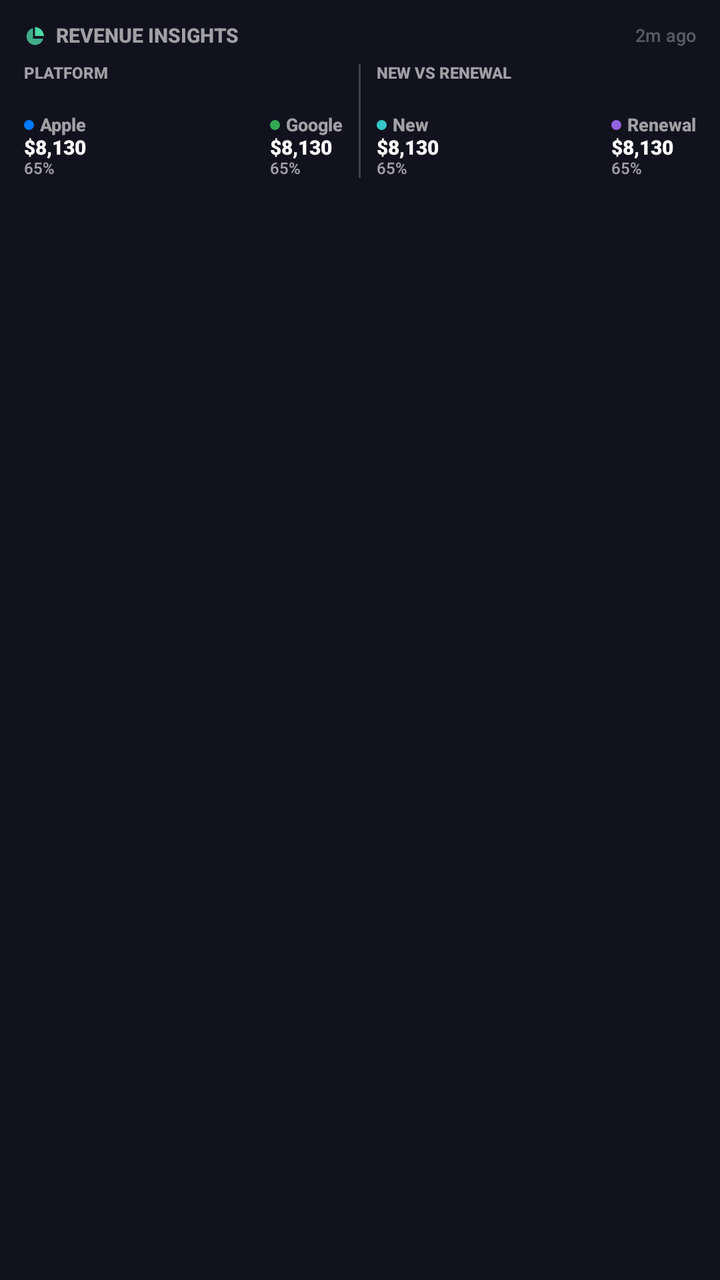
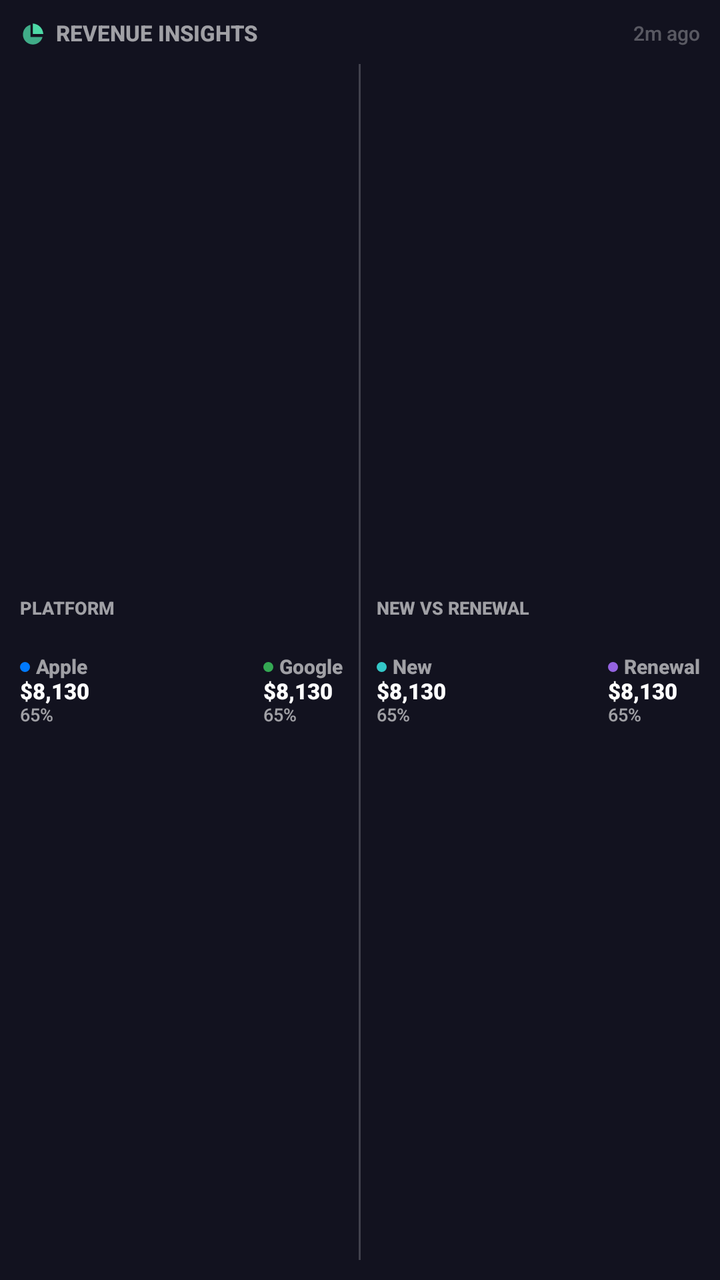

The first picture is an Android layout as it rendered before a commit; the second is the same layout after the commit. The layout source and the unified diff follow.
<!-- AndroidManifest.xml: fallback theme Theme.MaterialComponents.DayNight.NoActionBar -->
<!-- res/layout/revenue_insights_widget_medium.xml -->
<?xml version="1.0" encoding="utf-8"?>
<LinearLayout xmlns:android="http://schemas.android.com/apk/res/android"
    android:id="@+id/widgetRoot"
    android:layout_width="match_parent"
    android:layout_height="match_parent"
    android:orientation="vertical"
    android:padding="12dp"
    android:background="@color/widgetBackground">

    <LinearLayout
        android:layout_width="match_parent"
        android:layout_height="wrap_content"
        android:orientation="horizontal"
        android:gravity="center_vertical">
        <ImageView
            android:layout_width="12dp"
            android:layout_height="12dp"
            android:src="@drawable/ic_widget_chart_pie"
            android:contentDescription="@null" />
        <TextView
            android:layout_width="wrap_content"
            android:layout_height="wrap_content"
            android:text="REVENUE INSIGHTS"
            android:textSize="10sp"
            android:textStyle="bold"
            android:layout_marginStart="4dp"
            android:textColor="@color/widgetTextSecondary" android:fontFamily="sans-serif-medium" android:includeFontPadding="false" />
        <TextView android:layout_width="0dp" android:layout_height="0dp" android:layout_weight="1" />
        <TextView
            android:id="@+id/tvLastUpdated"
            android:layout_width="wrap_content"
            android:layout_height="wrap_content"
            android:text="2m ago"
            android:textSize="9sp"
            android:textColor="@color/widgetTextQuaternary" android:fontFamily="sans-serif-medium" android:includeFontPadding="false" />
    </LinearLayout>
    <LinearLayout android:layout_width="match_parent" android:layout_height="wrap_content" android:orientation="horizontal" android:layout_marginTop="8dp">
        <LinearLayout android:layout_width="0dp" android:layout_height="wrap_content" android:layout_weight="1" android:orientation="vertical">
            <TextView android:layout_width="wrap_content" android:layout_height="wrap_content" android:text="PLATFORM" android:textSize="8sp" android:textStyle="bold" android:textColor="@color/widgetTextSecondary" android:fontFamily="sans-serif-medium" android:includeFontPadding="false" />
            <ImageView android:id="@+id/imgPlatformBar" android:layout_width="match_parent" android:layout_height="8dp" android:layout_marginTop="4dp" android:scaleType="fitXY" />
            <LinearLayout android:layout_width="match_parent" android:layout_height="wrap_content" android:orientation="horizontal" android:layout_marginTop="4dp">
                <LinearLayout android:layout_width="wrap_content" android:layout_height="wrap_content" android:orientation="vertical">
                    <LinearLayout android:layout_width="wrap_content" android:layout_height="wrap_content" android:orientation="horizontal" android:gravity="center_vertical">
                        <TextView android:layout_width="5dp" android:layout_height="5dp" android:background="@drawable/bg_circle_apple" />
                        <TextView android:layout_width="wrap_content" android:layout_height="wrap_content" android:text="Apple" android:textSize="9sp" android:textStyle="bold" android:layout_marginStart="3dp" android:textColor="@color/widgetTextSecondary" android:fontFamily="sans-serif-medium" android:includeFontPadding="false" />
                    </LinearLayout>
                    <TextView android:id="@+id/tvAppleRevenue" android:layout_width="wrap_content" android:layout_height="wrap_content" android:text="$8,130" android:textSize="10sp" android:textStyle="bold" android:textColor="@color/widgetTextPrimary" android:fontFamily="sans-serif-black" android:includeFontPadding="false" />
                    <TextView android:id="@+id/tvApplePct" android:layout_width="wrap_content" android:layout_height="wrap_content" android:text="65%" android:textSize="8sp" android:textColor="@color/widgetTextSecondary" android:fontFamily="sans-serif-medium" android:includeFontPadding="false" />
                </LinearLayout>
                <TextView android:layout_width="0dp" android:layout_height="0dp" android:layout_weight="1" />
                <LinearLayout android:layout_width="wrap_content" android:layout_height="wrap_content" android:orientation="vertical">
                    <LinearLayout android:layout_width="wrap_content" android:layout_height="wrap_content" android:orientation="horizontal" android:gravity="center_vertical">
                        <TextView android:layout_width="5dp" android:layout_height="5dp" android:background="@drawable/bg_circle_google" />
                        <TextView android:layout_width="wrap_content" android:layout_height="wrap_content" android:text="Google" android:textSize="9sp" android:textStyle="bold" android:layout_marginStart="3dp" android:textColor="@color/widgetTextSecondary" android:fontFamily="sans-serif-medium" android:includeFontPadding="false" />
                    </LinearLayout>
                    <TextView android:id="@+id/tvGoogleRevenue" android:layout_width="wrap_content" android:layout_height="wrap_content" android:text="$8,130" android:textSize="10sp" android:textStyle="bold" android:textColor="@color/widgetTextPrimary" android:fontFamily="sans-serif-black" android:includeFontPadding="false" />
                    <TextView android:id="@+id/tvGooglePct" android:layout_width="wrap_content" android:layout_height="wrap_content" android:text="65%" android:textSize="8sp" android:textColor="@color/widgetTextSecondary" android:fontFamily="sans-serif-medium" android:includeFontPadding="false" />
                </LinearLayout>
            </LinearLayout>
        </LinearLayout>
        <TextView
        android:layout_width="1dp"
        android:layout_height="match_parent"
        android:background="@color/widgetDivider"
        android:layout_marginStart="8dp"
        android:layout_marginEnd="8dp" />
        <LinearLayout android:layout_width="0dp" android:layout_height="wrap_content" android:layout_weight="1" android:orientation="vertical">
            <TextView android:layout_width="wrap_content" android:layout_height="wrap_content" android:text="NEW VS RENEWAL" android:textSize="8sp" android:textStyle="bold" android:textColor="@color/widgetTextSecondary" android:fontFamily="sans-serif-medium" android:includeFontPadding="false" />
            <ImageView android:id="@+id/imgNewRenewalBar" android:layout_width="match_parent" android:layout_height="8dp" android:layout_marginTop="4dp" android:scaleType="fitXY" />
            <LinearLayout android:layout_width="match_parent" android:layout_height="wrap_content" android:orientation="horizontal" android:layout_marginTop="4dp">
                <LinearLayout android:layout_width="wrap_content" android:layout_height="wrap_content" android:orientation="vertical">
                    <LinearLayout android:layout_width="wrap_content" android:layout_height="wrap_content" android:orientation="horizontal" android:gravity="center_vertical">
                        <TextView android:layout_width="5dp" android:layout_height="5dp" android:background="@drawable/bg_circle_new" />
                        <TextView android:layout_width="wrap_content" android:layout_height="wrap_content" android:text="New" android:textSize="9sp" android:textStyle="bold" android:layout_marginStart="3dp" android:textColor="@color/widgetTextSecondary" android:fontFamily="sans-serif-medium" android:includeFontPadding="false" />
                    </LinearLayout>
                    <TextView android:id="@+id/tvNewRevenue" android:layout_width="wrap_content" android:layout_height="wrap_content" android:text="$8,130" android:textSize="10sp" android:textStyle="bold" android:textColor="@color/widgetTextPrimary" android:fontFamily="sans-serif-black" android:includeFontPadding="false" />
                    <TextView android:id="@+id/tvNewPct" android:layout_width="wrap_content" android:layout_height="wrap_content" android:text="65%" android:textSize="8sp" android:textColor="@color/widgetTextSecondary" android:fontFamily="sans-serif-medium" android:includeFontPadding="false" />
                </LinearLayout>
                <TextView android:layout_width="0dp" android:layout_height="0dp" android:layout_weight="1" />
                <LinearLayout android:layout_width="wrap_content" android:layout_height="wrap_content" android:orientation="vertical">
                    <LinearLayout android:layout_width="wrap_content" android:layout_height="wrap_content" android:orientation="horizontal" android:gravity="center_vertical">
                        <TextView android:layout_width="5dp" android:layout_height="5dp" android:background="@drawable/bg_circle_renewal" />
                        <TextView android:layout_width="wrap_content" android:layout_height="wrap_content" android:text="Renewal" android:textSize="9sp" android:textStyle="bold" android:layout_marginStart="3dp" android:textColor="@color/widgetTextSecondary" android:fontFamily="sans-serif-medium" android:includeFontPadding="false" />
                    </LinearLayout>
                    <TextView android:id="@+id/tvRenewalRevenue" android:layout_width="wrap_content" android:layout_height="wrap_content" android:text="$8,130" android:textSize="10sp" android:textStyle="bold" android:textColor="@color/widgetTextPrimary" android:fontFamily="sans-serif-black" android:includeFontPadding="false" />
                    <TextView android:id="@+id/tvRenewalPct" android:layout_width="wrap_content" android:layout_height="wrap_content" android:text="65%" android:textSize="8sp" android:textColor="@color/widgetTextSecondary" android:fontFamily="sans-serif-medium" android:includeFontPadding="false" />
                </LinearLayout>
            </LinearLayout>
        </LinearLayout>
    </LinearLayout>
</LinearLayout>
<!-- resources referenced by this layout -->
<resources>
  <color name="widgetBackground">#12121F</color>
  <color name="widgetDivider">#33FFFFFF</color>
  <color name="widgetTextPrimary">#FFFFFFFF</color>
  <color name="widgetTextQuaternary">#4DFFFFFF</color>
  <color name="widgetTextSecondary">#99FFFFFF</color>
  <!-- drawable bg_circle_apple (drawable) -->
  <?xml version="1.0" encoding="utf-8"?>
  <shape xmlns:android="http://schemas.android.com/apk/res/android"
      android:shape="oval">
      <solid android:color="@color/appleBlue" />
      <size android:width="6dp" android:height="6dp" />
  </shape>
  <!-- drawable bg_circle_google (drawable) -->
  <?xml version="1.0" encoding="utf-8"?>
  <shape xmlns:android="http://schemas.android.com/apk/res/android"
      android:shape="oval">
      <solid android:color="@color/googleGreen" />
      <size android:width="6dp" android:height="6dp" />
  </shape>
  <!-- drawable bg_circle_new (drawable) -->
  <?xml version="1.0" encoding="utf-8"?>
  <shape xmlns:android="http://schemas.android.com/apk/res/android"
      android:shape="oval">
      <solid android:color="@color/newTeal" />
      <size android:width="6dp" android:height="6dp" />
  </shape>
  <!-- drawable bg_circle_renewal (drawable) -->
  <?xml version="1.0" encoding="utf-8"?>
  <shape xmlns:android="http://schemas.android.com/apk/res/android"
      android:shape="oval">
      <solid android:color="@color/renewalPurple" />
      <size android:width="6dp" android:height="6dp" />
  </shape>
  <!-- drawable ic_widget_chart_pie (drawable) -->
  <vector xmlns:android="http://schemas.android.com/apk/res/android" android:width="24dp" android:height="24dp" android:viewportWidth="24" android:viewportHeight="24">
      <path android:fillColor="@color/widgetAccent" android:pathData="M11,3v9h9c-0.5,-5.1 -3.9,-8.5 -9,-9z"/>
      <path android:fillColor="@color/widgetAccent" android:fillAlpha="0.78" android:pathData="M9,4.1C5.1,5.1 2.5,8.5 2.5,12.5C2.5,17.2 6.3,21 11,21c4,0 7.4,-2.7 8.3,-6.4H9V4.1z"/>
  </vector>
  <color name="appleBlue">#007AFF</color>
  <color name="googleGreen">#34A853</color>
  <color name="newTeal">#33C7C7</color>
  <color name="renewalPurple">#9463E0</color>
  <color name="widgetAccent">#4DD9A6</color>
</resources>

<!-- the commit's change to res/layout/revenue_insights_widget_medium.xml (unified diff, before → after) -->
@@ -4,7 +4,7 @@
     android:layout_width="match_parent"
     android:layout_height="match_parent"
     android:orientation="vertical"
-    android:padding="12dp"
+    android:padding="10dp"
     android:background="@color/widgetBackground">
 
     <LinearLayout
@@ -13,15 +13,15 @@
         android:orientation="horizontal"
         android:gravity="center_vertical">
         <ImageView
-            android:layout_width="12dp"
-            android:layout_height="12dp"
+            android:layout_width="14dp"
+            android:layout_height="14dp"
             android:src="@drawable/ic_widget_chart_pie"
             android:contentDescription="@null" />
         <TextView
             android:layout_width="wrap_content"
             android:layout_height="wrap_content"
             android:text="REVENUE INSIGHTS"
-            android:textSize="10sp"
+            android:textSize="11sp"
             android:textStyle="bold"
             android:layout_marginStart="4dp"
             android:textColor="@color/widgetTextSecondary" android:fontFamily="sans-serif-medium" android:includeFontPadding="false" />
@@ -31,30 +31,30 @@
             android:layout_width="wrap_content"
             android:layout_height="wrap_content"
             android:text="2m ago"
-            android:textSize="9sp"
+            android:textSize="10sp"
             android:textColor="@color/widgetTextQuaternary" android:fontFamily="sans-serif-medium" android:includeFontPadding="false" />
     </LinearLayout>
-    <LinearLayout android:layout_width="match_parent" android:layout_height="wrap_content" android:orientation="horizontal" android:layout_marginTop="8dp">
-        <LinearLayout android:layout_width="0dp" android:layout_height="wrap_content" android:layout_weight="1" android:orientation="vertical">
-            <TextView android:layout_width="wrap_content" android:layout_height="wrap_content" android:text="PLATFORM" android:textSize="8sp" android:textStyle="bold" android:textColor="@color/widgetTextSecondary" android:fontFamily="sans-serif-medium" android:includeFontPadding="false" />
-            <ImageView android:id="@+id/imgPlatformBar" android:layout_width="match_parent" android:layout_height="8dp" android:layout_marginTop="4dp" android:scaleType="fitXY" />
+    <LinearLayout android:layout_width="match_parent" android:layout_height="0dp" android:layout_weight="1" android:orientation="horizontal" android:gravity="center_vertical" android:layout_marginTop="8dp">
+        <LinearLayout android:layout_width="0dp" android:layout_height="match_parent" android:layout_weight="1" android:orientation="vertical" android:gravity="center_vertical">
+            <TextView android:layout_width="wrap_content" android:layout_height="wrap_content" android:text="PLATFORM" android:textSize="9sp" android:textStyle="bold" android:textColor="@color/widgetTextSecondary" android:fontFamily="sans-serif-medium" android:includeFontPadding="false" />
+            <ImageView android:id="@+id/imgPlatformBar" android:layout_width="match_parent" android:layout_height="10dp" android:layout_marginTop="4dp" android:scaleType="fitXY" />
             <LinearLayout android:layout_width="match_parent" android:layout_height="wrap_content" android:orientation="horizontal" android:layout_marginTop="4dp">
                 <LinearLayout android:layout_width="wrap_content" android:layout_height="wrap_content" android:orientation="vertical">
                     <LinearLayout android:layout_width="wrap_content" android:layout_height="wrap_content" android:orientation="horizontal" android:gravity="center_vertical">
                         <TextView android:layout_width="5dp" android:layout_height="5dp" android:background="@drawable/bg_circle_apple" />
-                        <TextView android:layout_width="wrap_content" android:layout_height="wrap_content" android:text="Apple" android:textSize="9sp" android:textStyle="bold" android:layout_marginStart="3dp" android:textColor="@color/widgetTextSecondary" android:fontFamily="sans-serif-medium" android:includeFontPadding="false" />
+                        <TextView android:layout_width="wrap_content" android:layout_height="wrap_content" android:text="Apple" android:textSize="10sp" android:textStyle="bold" android:layout_marginStart="3dp" android:textColor="@color/widgetTextSecondary" android:fontFamily="sans-serif-medium" android:includeFontPadding="false" />
                     </LinearLayout>
-                    <TextView android:id="@+id/tvAppleRevenue" android:layout_width="wrap_content" android:layout_height="wrap_content" android:text="$8,130" android:textSize="10sp" android:textStyle="bold" android:textColor="@color/widgetTextPrimary" android:fontFamily="sans-serif-black" android:includeFontPadding="false" />
-                    <TextView android:id="@+id/tvApplePct" android:layout_width="wrap_content" android:layout_height="wrap_content" android:text="65%" android:textSize="8sp" android:textColor="@color/widgetTextSecondary" android:fontFamily="sans-serif-medium" android:includeFontPadding="false" />
+                    <TextView android:id="@+id/tvAppleRevenue" android:layout_width="wrap_content" android:layout_height="wrap_content" android:text="$8,130" android:textSize="11sp" android:textStyle="bold" android:textColor="@color/widgetTextPrimary" android:fontFamily="sans-serif-black" android:includeFontPadding="false" />
+                    <TextView android:id="@+id/tvApplePct" android:layout_width="wrap_content" android:layout_height="wrap_content" android:text="65%" android:textSize="9sp" android:textColor="@color/widgetTextSecondary" android:fontFamily="sans-serif-medium" android:includeFontPadding="false" />
                 </LinearLayout>
                 <TextView android:layout_width="0dp" android:layout_height="0dp" android:layout_weight="1" />
                 <LinearLayout android:layout_width="wrap_content" android:layout_height="wrap_content" android:orientation="vertical">
                     <LinearLayout android:layout_width="wrap_content" android:layout_height="wrap_content" android:orientation="horizontal" android:gravity="center_vertical">
                         <TextView android:layout_width="5dp" android:layout_height="5dp" android:background="@drawable/bg_circle_google" />
-                        <TextView android:layout_width="wrap_content" android:layout_height="wrap_content" android:text="Google" android:textSize="9sp" android:textStyle="bold" android:layout_marginStart="3dp" android:textColor="@color/widgetTextSecondary" android:fontFamily="sans-serif-medium" android:includeFontPadding="false" />
+                        <TextView android:layout_width="wrap_content" android:layout_height="wrap_content" android:text="Google" android:textSize="10sp" android:textStyle="bold" android:layout_marginStart="3dp" android:textColor="@color/widgetTextSecondary" android:fontFamily="sans-serif-medium" android:includeFontPadding="false" />
                     </LinearLayout>
-                    <TextView android:id="@+id/tvGoogleRevenue" android:layout_width="wrap_content" android:layout_height="wrap_content" android:text="$8,130" android:textSize="10sp" android:textStyle="bold" android:textColor="@color/widgetTextPrimary" android:fontFamily="sans-serif-black" android:includeFontPadding="false" />
-                    <TextView android:id="@+id/tvGooglePct" android:layout_width="wrap_content" android:layout_height="wrap_content" android:text="65%" android:textSize="8sp" android:textColor="@color/widgetTextSecondary" android:fontFamily="sans-serif-medium" android:includeFontPadding="false" />
+                    <TextView android:id="@+id/tvGoogleRevenue" android:layout_width="wrap_content" android:layout_height="wrap_content" android:text="$8,130" android:textSize="11sp" android:textStyle="bold" android:textColor="@color/widgetTextPrimary" android:fontFamily="sans-serif-black" android:includeFontPadding="false" />
+                    <TextView android:id="@+id/tvGooglePct" android:layout_width="wrap_content" android:layout_height="wrap_content" android:text="65%" android:textSize="9sp" android:textColor="@color/widgetTextSecondary" android:fontFamily="sans-serif-medium" android:includeFontPadding="false" />
                 </LinearLayout>
             </LinearLayout>
         </LinearLayout>
@@ -64,26 +64,26 @@
         android:background="@color/widgetDivider"
         android:layout_marginStart="8dp"
         android:layout_marginEnd="8dp" />
-        <LinearLayout android:layout_width="0dp" android:layout_height="wrap_content" android:layout_weight="1" android:orientation="vertical">
-            <TextView android:layout_width="wrap_content" android:layout_height="wrap_content" android:text="NEW VS RENEWAL" android:textSize="8sp" android:textStyle="bold" android:textColor="@color/widgetTextSecondary" android:fontFamily="sans-serif-medium" android:includeFontPadding="false" />
-            <ImageView android:id="@+id/imgNewRenewalBar" android:layout_width="match_parent" android:layout_height="8dp" android:layout_marginTop="4dp" android:scaleType="fitXY" />
+        <LinearLayout android:layout_width="0dp" android:layout_height="match_parent" android:layout_weight="1" android:orientation="vertical" android:gravity="center_vertical">
+            <TextView android:layout_width="wrap_content" android:layout_height="wrap_content" android:text="NEW VS RENEWAL" android:textSize="9sp" android:textStyle="bold" android:textColor="@color/widgetTextSecondary" android:fontFamily="sans-serif-medium" android:includeFontPadding="false" />
+            <ImageView android:id="@+id/imgNewRenewalBar" android:layout_width="match_parent" android:layout_height="10dp" android:layout_marginTop="4dp" android:scaleType="fitXY" />
             <LinearLayout android:layout_width="match_parent" android:layout_height="wrap_content" android:orientation="horizontal" android:layout_marginTop="4dp">
                 <LinearLayout android:layout_width="wrap_content" android:layout_height="wrap_content" android:orientation="vertical">
                     <LinearLayout android:layout_width="wrap_content" android:layout_height="wrap_content" android:orientation="horizontal" android:gravity="center_vertical">
                         <TextView android:layout_width="5dp" android:layout_height="5dp" android:background="@drawable/bg_circle_new" />
-                        <TextView android:layout_width="wrap_content" android:layout_height="wrap_content" android:text="New" android:textSize="9sp" android:textStyle="bold" android:layout_marginStart="3dp" android:textColor="@color/widgetTextSecondary" android:fontFamily="sans-serif-medium" android:includeFontPadding="false" />
+                        <TextView android:layout_width="wrap_content" android:layout_height="wrap_content" android:text="New" android:textSize="10sp" android:textStyle="bold" android:layout_marginStart="3dp" android:textColor="@color/widgetTextSecondary" android:fontFamily="sans-serif-medium" android:includeFontPadding="false" />
                     </LinearLayout>
-                    <TextView android:id="@+id/tvNewRevenue" android:layout_width="wrap_content" android:layout_height="wrap_content" android:text="$8,130" android:textSize="10sp" android:textStyle="bold" android:textColor="@color/widgetTextPrimary" android:fontFamily="sans-serif-black" android:includeFontPadding="false" />
-                    <TextView android:id="@+id/tvNewPct" android:layout_width="wrap_content" android:layout_height="wrap_content" android:text="65%" android:textSize="8sp" android:textColor="@color/widgetTextSecondary" android:fontFamily="sans-serif-medium" android:includeFontPadding="false" />
+                    <TextView android:id="@+id/tvNewRevenue" android:layout_width="wrap_content" android:layout_height="wrap_content" android:text="$8,130" android:textSize="11sp" android:textStyle="bold" android:textColor="@color/widgetTextPrimary" android:fontFamily="sans-serif-black" android:includeFontPadding="false" />
+                    <TextView android:id="@+id/tvNewPct" android:layout_width="wrap_content" android:layout_height="wrap_content" android:text="65%" android:textSize="9sp" android:textColor="@color/widgetTextSecondary" android:fontFamily="sans-serif-medium" android:includeFontPadding="false" />
                 </LinearLayout>
                 <TextView android:layout_width="0dp" android:layout_height="0dp" android:layout_weight="1" />
                 <LinearLayout android:layout_width="wrap_content" android:layout_height="wrap_content" android:orientation="vertical">
                     <LinearLayout android:layout_width="wrap_content" android:layout_height="wrap_content" android:orientation="horizontal" android:gravity="center_vertical">
                         <TextView android:layout_width="5dp" android:layout_height="5dp" android:background="@drawable/bg_circle_renewal" />
-                        <TextView android:layout_width="wrap_content" android:layout_height="wrap_content" android:text="Renewal" android:textSize="9sp" android:textStyle="bold" android:layout_marginStart="3dp" android:textColor="@color/widgetTextSecondary" android:fontFamily="sans-serif-medium" android:includeFontPadding="false" />
+                        <TextView android:layout_width="wrap_content" android:layout_height="wrap_content" android:text="Renewal" android:textSize="10sp" android:textStyle="bold" android:layout_marginStart="3dp" android:textColor="@color/widgetTextSecondary" android:fontFamily="sans-serif-medium" android:includeFontPadding="false" />
                     </LinearLayout>
-                    <TextView android:id="@+id/tvRenewalRevenue" android:layout_width="wrap_content" android:layout_height="wrap_content" android:text="$8,130" android:textSize="10sp" android:textStyle="bold" android:textColor="@color/widgetTextPrimary" android:fontFamily="sans-serif-black" android:includeFontPadding="false" />
-                    <TextView android:id="@+id/tvRenewalPct" android:layout_width="wrap_content" android:layout_height="wrap_content" android:text="65%" android:textSize="8sp" android:textColor="@color/widgetTextSecondary" android:fontFamily="sans-serif-medium" android:includeFontPadding="false" />
+                    <TextView android:id="@+id/tvRenewalRevenue" android:layout_width="wrap_content" android:layout_height="wrap_content" android:text="$8,130" android:textSize="11sp" android:textStyle="bold" android:textColor="@color/widgetTextPrimary" android:fontFamily="sans-serif-black" android:includeFontPadding="false" />
+                    <TextView android:id="@+id/tvRenewalPct" android:layout_width="wrap_content" android:layout_height="wrap_content" android:text="65%" android:textSize="9sp" android:textColor="@color/widgetTextSecondary" android:fontFamily="sans-serif-medium" android:includeFontPadding="false" />
                 </LinearLayout>
             </LinearLayout>
         </LinearLayout>
